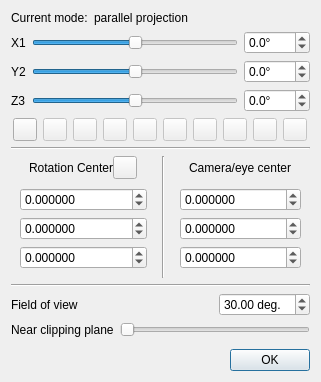
First picture: the form in common/ui_templates/cameraParamDlg.ui, repository CloudCompare/CloudCompare, before the edit.
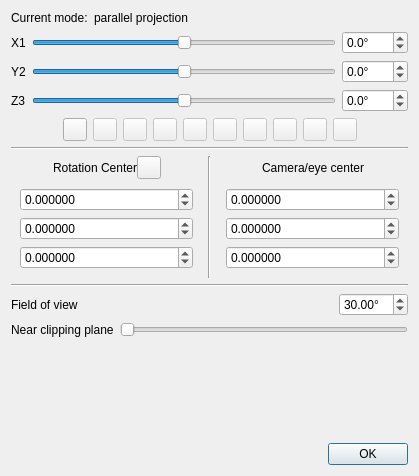
Second picture: the form after the edit. Icons and pictures are not drawn.

```diff
--- a/common/ui_templates/cameraParamDlg.ui
+++ b/common/ui_templates/cameraParamDlg.ui
@@ -6,8 +6,8 @@
    <rect>
     <x>0</x>
     <y>0</y>
-    <width>321</width>
-    <height>382</height>
+    <width>419</width>
+    <height>476</height>
    </rect>
   </property>
   <property name="windowTitle">
@@ -666,7 +666,7 @@
      <item>
       <widget class="QDoubleSpinBox" name="fovDoubleSpinBox">
        <property name="suffix">
-        <string> deg.</string>
+        <string notr="true">°</string>
        </property>
        <property name="minimum">
         <double>0.010000000000000</double>
```
Left out of the diff: 59 changed lines with no effect on the pictures.
